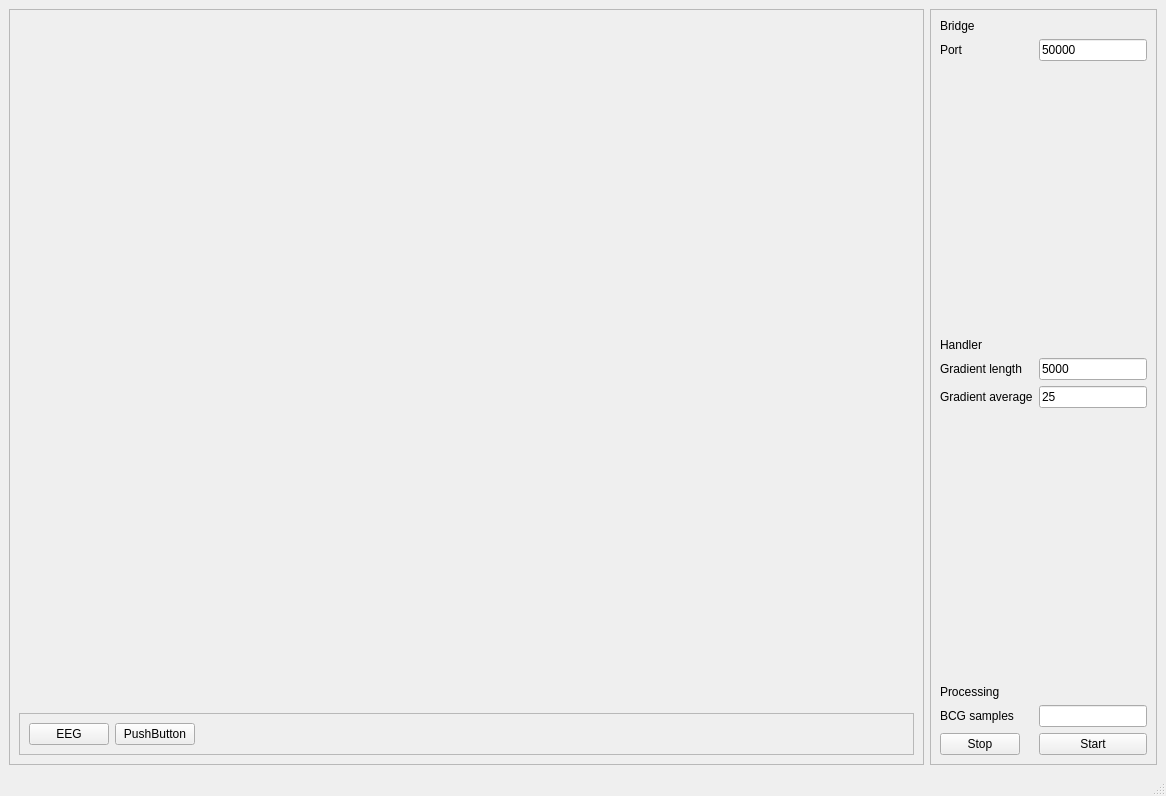
Above: UI/mainwindow.ui from VeikkaLeppanen/Real_Time_EEG before the change. Below: the same form after it.
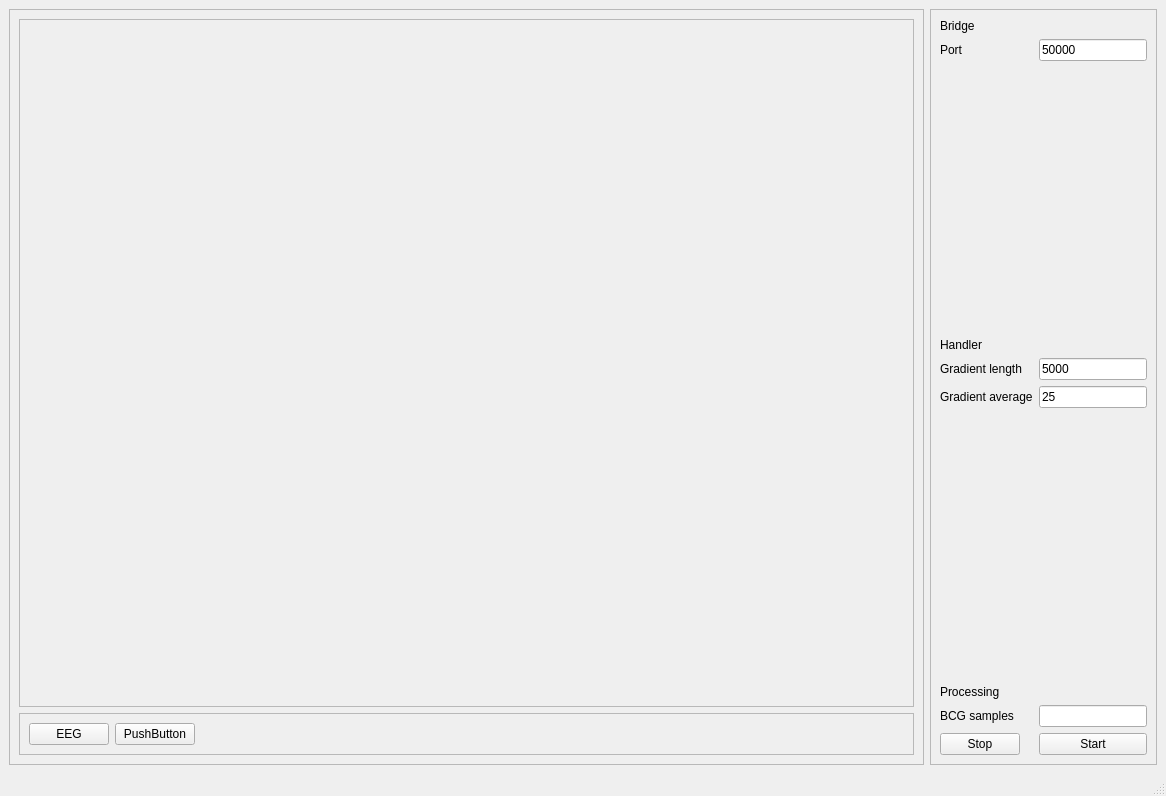
That is the form after the change. Custom widgets are drawn as their Qt base class.

Patch:
```diff
--- a/UI/mainwindow.ui
+++ b/UI/mainwindow.ui
@@ -31,8 +31,13 @@
       </property>
       <layout class="QVBoxLayout" name="verticalLayout">
        <item>
-        <widget class="Glwidget" name="openglWidget" native="true">
-         <layout class="QGridLayout" name="gridLayout"/>
+        <widget class="QFrame" name="frame_4">
+         <property name="frameShape">
+          <enum>QFrame::StyledPanel</enum>
+         </property>
+         <property name="frameShadow">
+          <enum>QFrame::Raised</enum>
+         </property>
         </widget>
        </item>
        <item>
@@ -231,14 +236,6 @@
   </widget>
   <widget class="QStatusBar" name="statusbar"/>
  </widget>
- <customwidgets>
-  <customwidget>
-   <class>Glwidget</class>
-   <extends>QWidget</extends>
-   <header location="global">glwidget.h</header>
-   <container>1</container>
-  </customwidget>
- </customwidgets>
  <resources/>
  <connections/>
 </ui>
```
